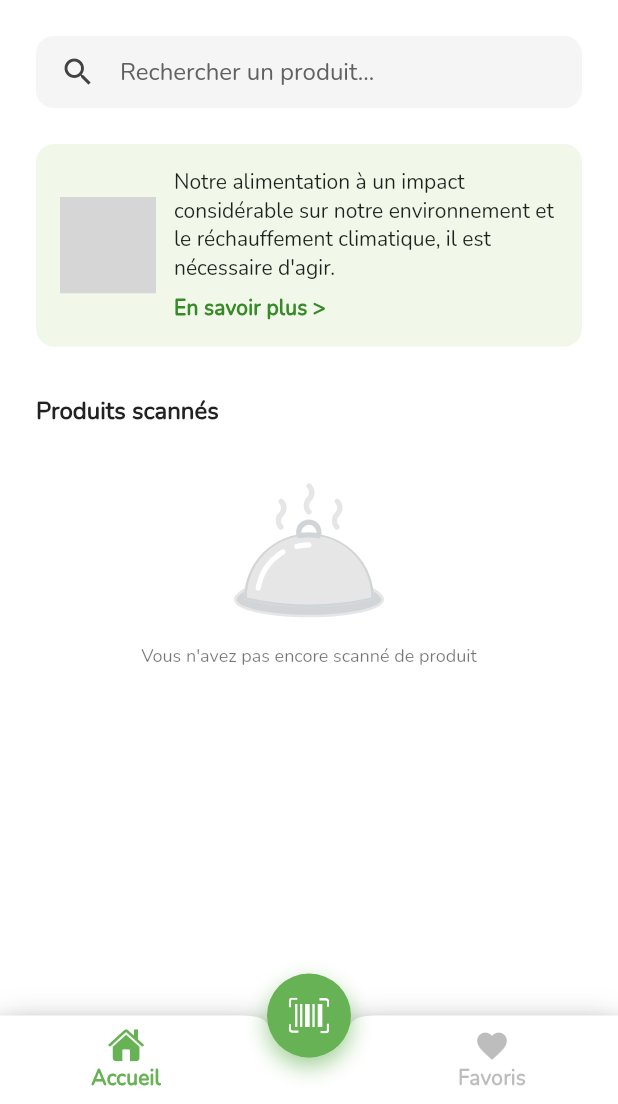
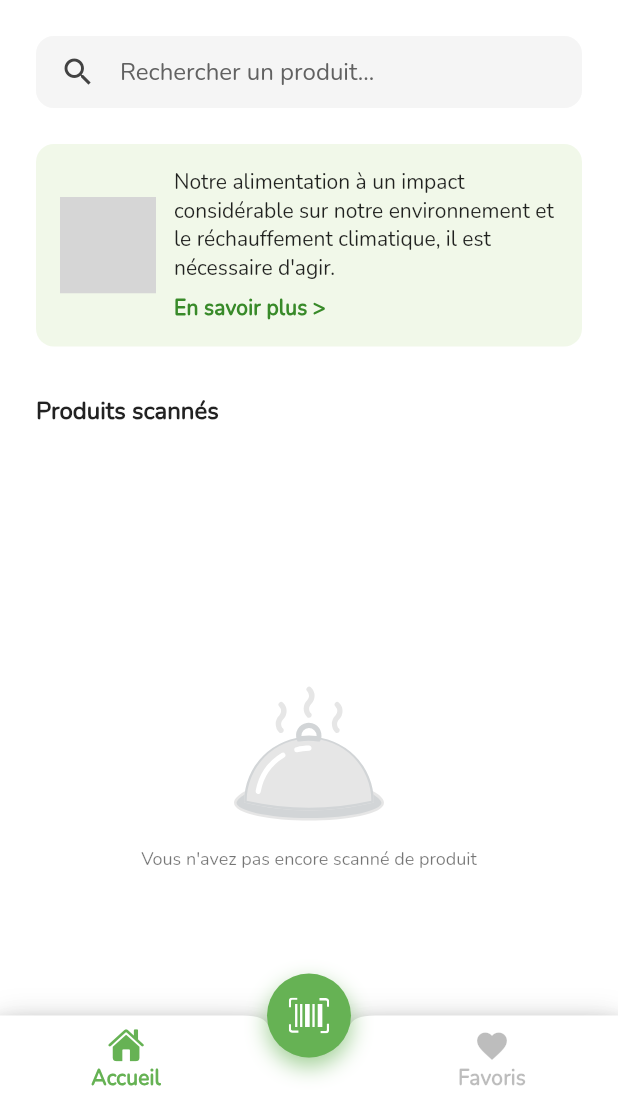
Before and after one commit to FredJul/verdure, a Flutter app: the screen it shows after launch, on a phone screen of 412 x 824 dp, the part 132-1236 px from its top. Run offline on Flutter 3.47's test engine with Material 2 defaults, Android fonts, the light colour scheme and no system bars; our stand-ins replace cached_network_image, copy_with_extension, dartx, easy_debounce, flutter_svg, gap and 3 more; missing offline and left inert: diffutil_dart, openfoodfacts, qr_code_scanner; accounts and stored records are empty; generated files the repository leaves out were written again; project files that could hold a hidden picture were left out; grey boxes are pictures that could not be loaded.

Commit message:
improve empty views display

```diff
--- a/lib/home_page.dart
+++ b/lib/home_page.dart
@@ -25,6 +25,7 @@ class HomePage extends StatelessWidget {
           backgroundColor: Colors.white,
           pinned: true,
           expandedHeight: 112,
+          centerTitle: true,
           title: DisapearingSliverAppBarTitle(child: Assets.logoFull.svg(height: 32)),
           flexibleSpace: FlexibleSpaceBar(
             background: Center(
@@ -33,10 +34,11 @@ class HomePage extends StatelessWidget {
           ),
         ),
         SliverPadding(
-          padding: const EdgeInsets.only(left: 24, right: 24, bottom: 24),
-          sliver: SliverList(
-            delegate: SliverChildListDelegate(
-              [
+          padding: const EdgeInsets.symmetric(horizontal: 24),
+          sliver: SliverToBoxAdapter(
+            child: Column(
+              crossAxisAlignment: CrossAxisAlignment.start,
+              children: [
                 GestureDetector(
                   behavior: HitTestBehavior.translucent, // needed with IgnorePointer as child
                   onTap: () => context.pushScreen(const SearchPage()),
@@ -53,21 +55,33 @@ class HomePage extends StatelessWidget {
                   context.i18n.scannedProducts,
                   style: context.textTheme.subtitle1?.copyWith(fontWeight: FontWeight.bold),
                 ),
-                const Gap(8),
-                if (foodsState.scannedFoods.isNotEmpty)
-                  ...foodsState.scannedFoods.reversed.map((food) => Padding(
-                        padding: const EdgeInsets.symmetric(horizontal: 24, vertical: 4),
-                        child: FoodCard(
-                          food: food,
-                          onTap: () => context.pushScreen(FoodDetailPage(food: food)),
-                        ),
-                      ))
-                else
-                  EmptyView(icon: Assets.genericFood, subtitle: context.i18n.noScannedFood),
-                const Gap(48),
+                const Gap(12),
               ],
             ),
           ),
+        ),
+        SliverPadding(
+          padding: const EdgeInsets.only(left: 24, right: 24, bottom: 96),
+          sliver: foodsState.scannedFoods.isNotEmpty
+              ? SliverList(
+                  delegate: SliverChildListDelegate(
+                    foodsState.scannedFoods.reversed
+                        .map((food) => Padding(
+                              padding: const EdgeInsets.symmetric(vertical: 4),
+                              child: FoodCard(
+                                food: food,
+                                onTap: () => context.pushScreen(FoodDetailPage(food: food)),
+                              ),
+                            ))
+                        .toList(),
+                  ),
+                )
+              : SliverFillRemaining(
+                  hasScrollBody: false,
+                  child: Center(
+                    child: EmptyView(icon: Assets.genericFood, subtitle: context.i18n.noScannedFood),
+                  ),
+                ),
         ),
       ],
     );
```
Also changed, not shown: lib/favorites_page.dart (+11 -7 lines).
